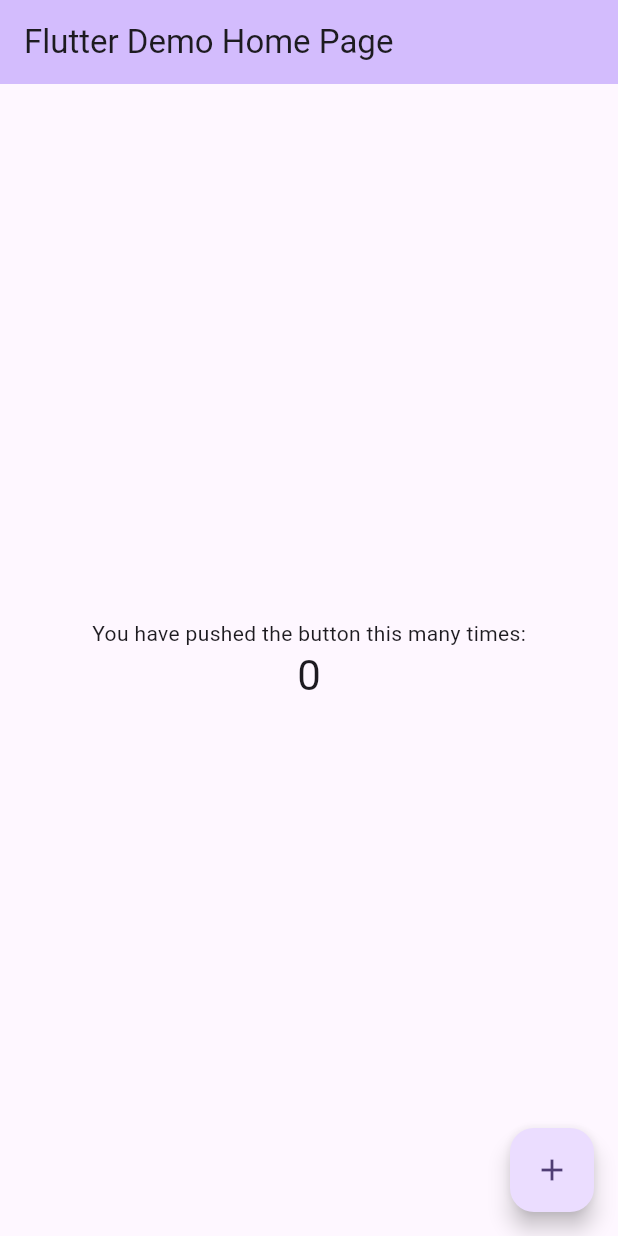
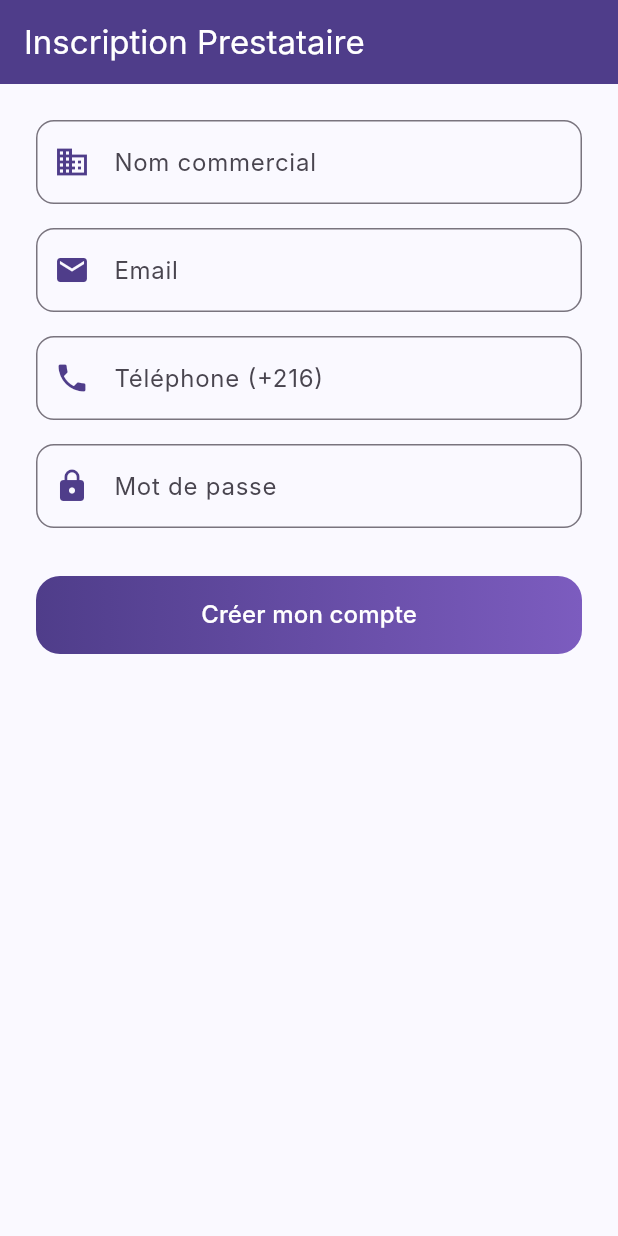
Before and after one commit to sassioumaima2024-code/PROJECT, a Flutter app: the screen it shows after launch, on a phone screen of 412 x 824 dp. Run offline on Flutter 3.47's test engine with Material 3 defaults, Android fonts, the phone set to English and light mode, and no system bars; our stand-ins replace dio, flutter_secure_storage; Roboto replaces fonts that are missing (Inter).

Commit message:
feat: Backend Symfony 7 + Flutter Prestataire - Semaine 1 & 2

```diff
--- a/mobile_prestataire/lib/main.dart
+++ b/mobile_prestataire/lib/main.dart
@@ -1,122 +1,30 @@
 import 'package:flutter/material.dart';
+import 'screens/register_screen.dart';
+import 'screens/dashboard_screen.dart';
+import 'services/api_service.dart';
 
-void main() {
-  runApp(const MyApp());
+void main() async {
+  WidgetsFlutterBinding.ensureInitialized();
+  await ApiService.init();
+  runApp(const ServicyApp());
 }
 
-class MyApp extends StatelessWidget {
-  const MyApp({super.key});
-
-  // This widget is the root of your application.
+class ServicyApp extends StatelessWidget {
+  const ServicyApp({super.key});
   @override
   Widget build(BuildContext context) {
     return MaterialApp(
-      title: 'Flutter Demo',
+      title: 'SERVICY Prestataire',
+      debugShowCheckedModeBanner: false,
       theme: ThemeData(
-        // This is the theme of your application.
-        //
-        // TRY THIS: Try running your application with "flutter run". You'll see
-        // the application has a purple toolbar. Then, without quitting the app,
-        // try changing the seedColor in the colorScheme below to Colors.green
-        // and then invoke "hot reload" (save your changes or press the "hot
-        // reload" button in a Flutter-supported IDE, or press "r" if you used
-        // the command line to start the app).
-        //
-        // Notice that the counter didn't reset back to zero; the application
-        // state is not lost during the reload. To reset the state, use hot
-        // restart instead.
-        //
-        // This works for code too, not just values: Most code changes can be
-        // tested with just a hot reload.
-        colorScheme: .fromSeed(seedColor: Colors.deepPurple),
+        primaryColor: const Color(0xFF4F3D8A),
+        fontFamily: 'Inter',
       ),
-      home: const MyHomePage(title: 'Flutter Demo Home Page'),
+      initialRoute: '/register',
+      routes: {
+        '/register':  (_) => const RegisterScreen(),
+        '/dashboard': (_) => const DashboardScreen(),
+      },
     );
   }
 }
-
-class MyHomePage extends StatefulWidget {
-  const MyHomePage({super.key, required this.title});
-
-  // This widget is the home page of your application. It is stateful, meaning
-  // that it has a State object (defined below) that contains fields that affect
-  // how it looks.
-
-  // This class is the configuration for the state. It holds the values (in this
-  // case the title) provided by the parent (in this case the App widget) and
-  // used by the build method of the State. Fields in a Widget subclass are
-  // always marked "final".
-
-  final String title;
-
-  @override
-  State<MyHomePage> createState() => _MyHomePageState();
-}
-
-class _MyHomePageState extends State<MyHomePage> {
-  int _counter = 0;
-
-  void _incrementCounter() {
-    setState(() {
-      // This call to setState tells the Flutter framework that something has
-      // changed in this State, which causes it to rerun the build method below
-      // so that the display can reflect the updated values. If we changed
-      // _counter without calling setState(), then the build method would not be
-      // called again, and so nothing would appear to happen.
-      _counter++;
-    });
-  }
-
-  @override
-  Widget build(BuildContext context) {
-    // This method is rerun every time setState is called, for instance as done
-    // by the _incrementCounter method above.
-    //
-    // The Flutter framework has been optimized to make rerunning build methods
-    // fast, so that you can just rebuild anything that needs updating rather
-    // than having to individually change instances of widgets.
-    return Scaffold(
-      appBar: AppBar(
-        // TRY THIS: Try changing the color here to a specific color (to
-        // Colors.amber, perhaps?) and trigger a hot reload to see the AppBar
-        // change color while the other colors stay the same.
-        backgroundColor: Theme.of(context).colorScheme.inversePrimary,
-        // Here we take the value from the MyHomePage object that was created by
-        // the App.build method, and use it to set our appbar title.
-        title: Text(widget.title),
-      ),
-      body: Center(
-        // Center is a layout widget. It takes a single child and positions it
-        // in the middle of the parent.
-        child: Column(
-          // Column is also a layout widget. It takes a list of children and
-          // arranges them vertically. By default, it sizes itself to fit its
-          // children horizontally, and tries to be as tall as its parent.
-          //
-          // Column has various properties to control how it sizes itself and
-          // how it positions its children. Here we use mainAxisAlignment to
-          // center the children vertically; the main axis here is the vertical
-          // axis because Columns are vertical (the cross axis would be
-          // horizontal).
-          //
-          // TRY THIS: Invoke "debug painting" (choose the "Toggle Debug Paint"
-          // action in the IDE, or press "p" in the console), to see the
-          // wireframe for each widget.
-          mainAxisAlignment: .center,
-          children: [
-            const Text('You have pushed the button this many times:'),
-            Text(
-              '$_counter',
-              style: Theme.of(context).textTheme.headlineMedium,
-            ),
-          ],
-        ),
-      ),
-      floatingActionButton: FloatingActionButton(
-        onPressed: _incrementCounter,
-        tooltip: 'Increment',
-        child: const Icon(Icons.add),
-      ),
-    );
-  }
-}
--- /dev/null
+++ b/mobile_prestataire/lib/screens/register_screen.dart
@@ -0,0 +1,101 @@
+import 'package:flutter/material.dart';
+import 'package:mobile_prestataire/services/api_service.dart';
+import 'package:flutter_secure_storage/flutter_secure_storage.dart';
+
+class RegisterScreen extends StatefulWidget {
+  const RegisterScreen({super.key});
+  @override
+  State<RegisterScreen> createState() => _RegisterScreenState();
+}
+
+class _RegisterScreenState extends State<RegisterScreen> {
+  final _nomCtrl   = TextEditingController();
+  final _emailCtrl = TextEditingController();
+  final _phoneCtrl = TextEditingController();
+  final _passCtrl  = TextEditingController();
+  final _storage   = FlutterSecureStorage();
+  bool _loading = false;
+
+  Future<void> _register() async {
+    setState(() => _loading = true);
+    try {
+      final res = await ApiService.post('/register', {
+        'role': 'prestataire',
+        'nom_commercial': _nomCtrl.text,
+        'email': _emailCtrl.text,
+        'phone': _phoneCtrl.text,
+        'password': _passCtrl.text,
+      });
+      ScaffoldMessenger.of(context).showSnackBar(
+        SnackBar(content: Text('Compte créé ! ID: ${res['id']}')));
+    } catch (e) {
+      ScaffoldMessenger.of(context).showSnackBar(
+        SnackBar(content: Text('Erreur: $e')));
+    }
+    setState(() => _loading = false);
+  }
+
+  @override
+  Widget build(BuildContext context) {
+    return Scaffold(
+      backgroundColor: const Color(0xFFFAF9FF),
+      appBar: AppBar(
+        backgroundColor: const Color(0xFF4F3D8A),
+        title: const Text('Inscription Prestataire',
+            style: TextStyle(color: Colors.white)),
+      ),
+      body: Padding(
+        padding: const EdgeInsets.all(24),
+        child: Column(children: [
+          _field(_nomCtrl,   'Nom commercial',  Icons.business),
+          const SizedBox(height: 16),
+          _field(_emailCtrl, 'Email',            Icons.email),
+          const SizedBox(height: 16),
+          _field(_phoneCtrl, 'Téléphone (+216)', Icons.phone),
+          const SizedBox(height: 16),
+          _field(_passCtrl,  'Mot de passe',     Icons.lock, obscure: true),
+          const SizedBox(height: 32),
+          SizedBox(
+            width: double.infinity,
+            height: 52,
+            child: DecoratedBox(
+              decoration: BoxDecoration(
+                gradient: const LinearGradient(
+                  colors: [Color(0xFF4F3D8A), Color(0xFF7C5CBF)]),
+                borderRadius: BorderRadius.circular(16),
+              ),
+              child: ElevatedButton(
+                style: ElevatedButton.styleFrom(
+                  backgroundColor: Colors.transparent,
+                  shadowColor: Colors.transparent,
+                  shape: RoundedRectangleBorder(
+                    borderRadius: BorderRadius.circular(16))),
+                onPressed: _loading ? null : _register,
+                child: _loading
+                    ? const CircularProgressIndicator(color: Colors.white)
+                    : const Text('Créer mon compte',
+                        style: TextStyle(color: Colors.white, fontSize: 16)),
+              ),
+            ),
+          ),
+        ]),
+      ),
+    );
+  }
+
+  Widget _field(TextEditingController ctrl, String label, IconData icon,
+      {bool obscure = false}) {
+    return TextField(
+      controller: ctrl,
+      obscureText: obscure,
+      decoration: InputDecoration(
+        labelText: label,
+        prefixIcon: Icon(icon, color: const Color(0xFF4F3D8A)),
+        border: OutlineInputBorder(borderRadius: BorderRadius.circular(12)),
+        focusedBorder: OutlineInputBorder(
+          borderRadius: BorderRadius.circular(12),
+          borderSide: const BorderSide(color: Color(0xFF4F3D8A), width: 2)),
+      ),
+    );
+  }
+}
--- /dev/null
+++ b/mobile_prestataire/lib/services/api_service.dart
@@ -0,0 +1,48 @@
+import 'package:dio/dio.dart';
+import 'package:flutter_secure_storage/flutter_secure_storage.dart';
+
+class ApiService {
+  static const String baseUrl = 'http://10.0.2.2:8000/api';
+  static final _storage = FlutterSecureStorage();
+  static final _dio = Dio(BaseOptions(baseUrl: baseUrl));
+
+  static Future<void> init() async {
+    _dio.interceptors.add(InterceptorsWrapper(
+      onRequest: (options, handler) async {
+        final token = await _storage.read(key: 'jwt_token');
+        if (token != null) {
+          options.headers['Authorization'] = 'Bearer $token';
+        }
+        handler.next(options);
+      },
+    ));
+  }
+
+  static Future<Map<String, dynamic>> post(String path, Map data) async {
+    final response = await _dio.post(path, data: data);
+    return response.data;
+  }
+
+  static Future<Map<String, dynamic>> get(String path,
+      {Map<String, dynamic>? params}) async {
+    final response = await _dio.get(path, queryParameters: params);
+    return response.data;
+  }
+
+  static Future<Map<String, dynamic>> patch(String path, [Map? data]) async {
+    final response = await _dio.patch(path, data: data);
+    return response.data;
+  }
+
+  static Future<void> saveToken(String token) async {
+    await _storage.write(key: 'jwt_token', value: token);
+  }
+
+  static Future<void> deleteToken() async {
+    await _storage.delete(key: 'jwt_token');
+  }
+
+  static Future<String?> getToken() async {
+    return await _storage.read(key: 'jwt_token');
+  }
+}
```
Also changed, not shown: mobile_prestataire/lib/screens/dashboard_screen.dart (added, +120 -0 lines), mobile_prestataire/pubspec.yaml (+10 -0 lines), mobile_prestataire/pubspec.lock, 7 other files.
